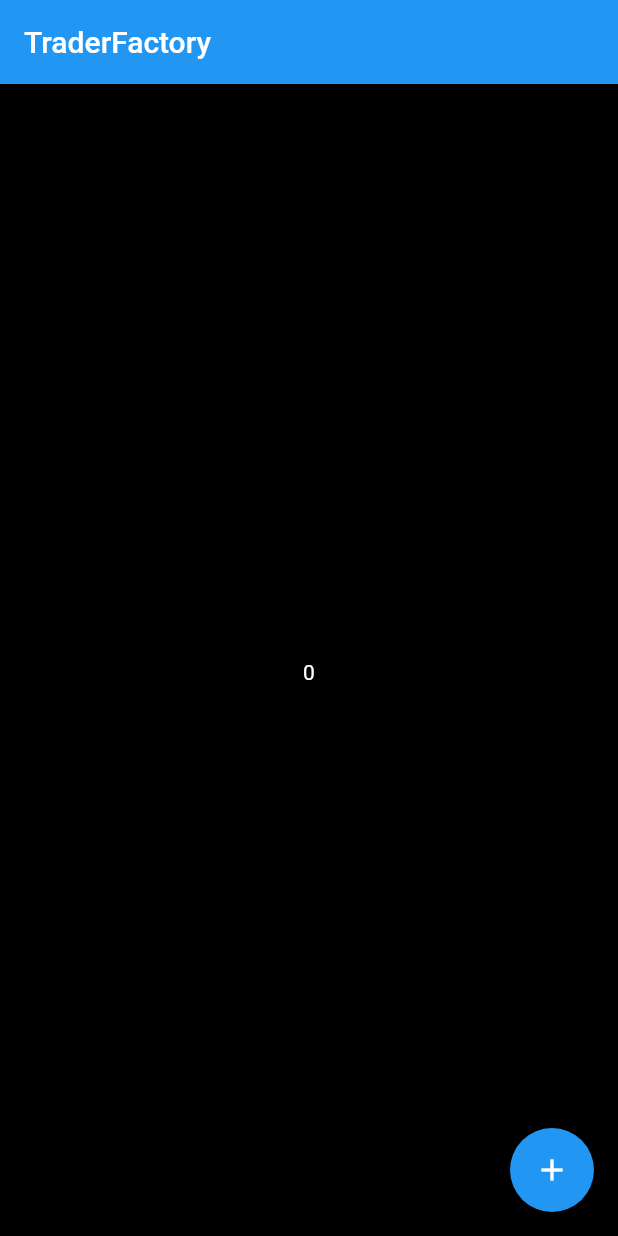
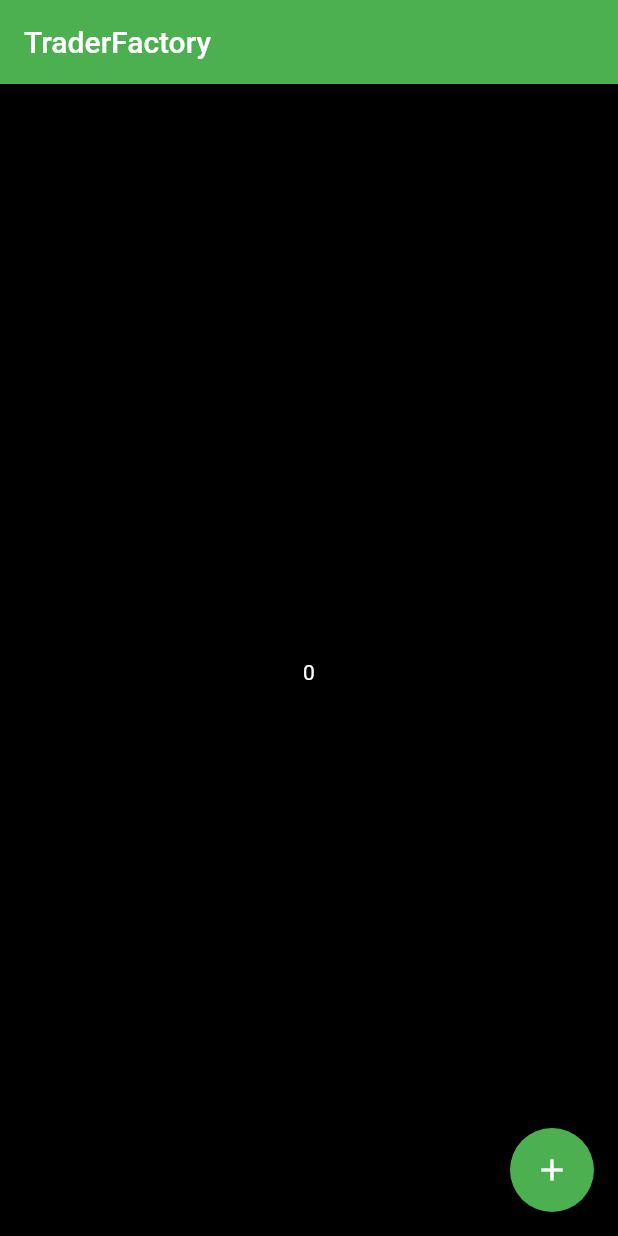
Before and after one commit to nunofhfontes/trader-factory-mobile, a Flutter app: the screen it shows after launch, on a phone screen of 412 x 824 dp. Run offline on Flutter 3.47's test engine with Material 2 defaults, Android fonts, the phone set to English and light mode, and no system bars.

Commit message:
New Color

```diff
--- a/lib/main.dart
+++ b/lib/main.dart
@@ -11,22 +11,9 @@ class MyApp extends StatelessWidget {
     return MaterialApp(
       title: 'Flutter Demo',
       theme: ThemeData(
-        // This is the theme of your application.
-        //
-        // Try running your application with "flutter run". You'll see the
-        // application has a blue toolbar. Then, without quitting the app, try
-        // changing the primarySwatch below to Colors.green and then invoke
-        // "hot reload" (press "r" in the console where you ran "flutter run",
-        // or simply save your changes to "hot reload" in a Flutter IDE).
-        // Notice that the counter didn't reset back to zero; the application
-        // is not restarted.
-        primarySwatch: Colors.blue,
+        primarySwatch: Colors.green,
         scaffoldBackgroundColor: Colors.black,
-        // This makes the visual density adapt to the platform that you run
-        // the app on. For desktop platforms, the controls will be smaller and
-        // closer together (more dense) than on mobile platforms.
         visualDensity: VisualDensity.adaptivePlatformDensity,
-
       ),
       home: MyHomePage(title: 'TraderFactory'),
     );
@@ -35,15 +22,6 @@ class MyApp extends StatelessWidget {
 
 class MyHomePage extends StatefulWidget {
   MyHomePage({Key key, this.title}) : super(key: key);
-
-  // This widget is the home page of your application. It is stateful, meaning
-  // that it has a State object (defined below) that contains fields that affect
-  // how it looks.
-
-  // This class is the configuration for the state. It holds the values (in this
-  // case the title) provided by the parent (in this case the App widget) and
-  // used by the build method of the State. Fields in a Widget subclass are
-  // always marked "final".
 
   final String title;
 
@@ -56,47 +34,18 @@ class _MyHomePageState extends State<MyHomePage> {
 
   void _incrementCounter() {
     setState(() {
-      // This call to setState tells the Flutter framework that something has
-      // changed in this State, which causes it to rerun the build method below
-      // so that the display can reflect the updated values. If we changed
-      // _counter without calling setState(), then the build method would not be
-      // called again, and so nothing would appear to happen.
       _counter++;
     });
   }
 
   @override
   Widget build(BuildContext context) {
-    // This method is rerun every time setState is called, for instance as done
-    // by the _incrementCounter method above.
-    //
-    // The Flutter framework has been optimized to make rerunning build methods
-    // fast, so that you can just rebuild anything that needs updating rather
-    // than having to individually change instances of widgets.
     return Scaffold(
       appBar: AppBar(
-        // Here we take the value from the MyHomePage object that was created by
-        // the App.build method, and use it to set our appbar title.
         title: Text(widget.title),
       ),
       body: Center(
-        // Center is a layout widget. It takes a single child and positions it
-        // in the middle of the parent.
         child: Column(
-          // Column is also a layout widget. It takes a list of children and
-          // arranges them vertically. By default, it sizes itself to fit its
-          // children horizontally, and tries to be as tall as its parent.
-          //
-          // Invoke "debug painting" (press "p" in the console, choose the
-          // "Toggle Debug Paint" action from the Flutter Inspector in Android
-          // Studio, or the "Toggle Debug Paint" command in Visual Studio Code)
-          // to see the wireframe for each widget.
-          //
-          // Column has various properties to control how it sizes itself and
-          // how it positions its children. Here we use mainAxisAlignment to
-          // center the children vertically; the main axis here is the vertical
-          // axis because Columns are vertical (the cross axis would be
-          // horizontal).
           mainAxisAlignment: MainAxisAlignment.center,
           children: <Widget>[
             Text(
```
Also changed, not shown: flutter_01.png (added).
